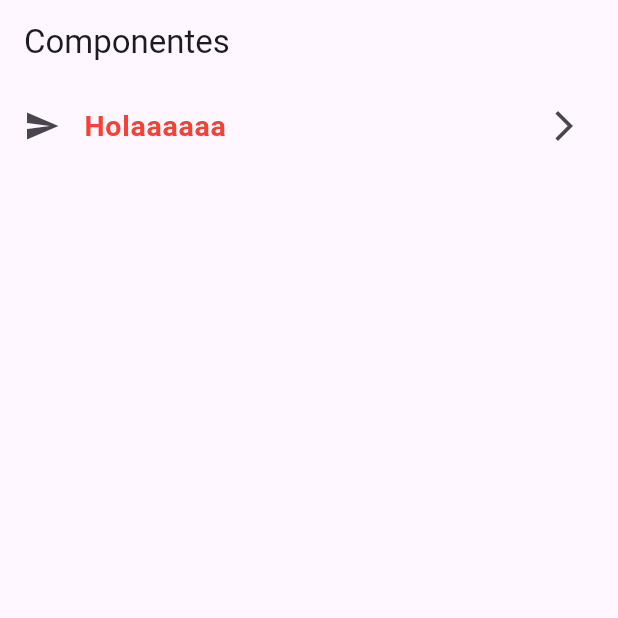
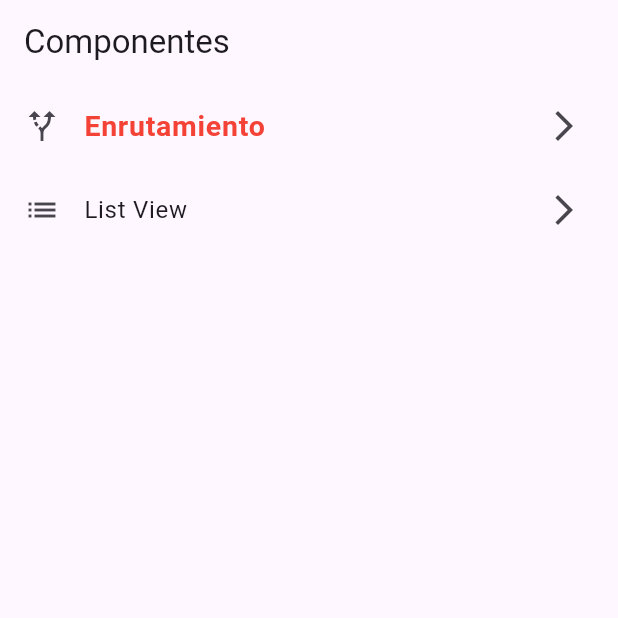
Before and after one commit to icesasoftcorp/components_flutter, a Flutter app: the screen it shows after launch, on a phone screen of 412 x 824 dp, the top half of it. Run offline on Flutter 3.47's test engine with Material 3 defaults, Android fonts, the phone set to English and light mode, and no system bars.

Commit message:
enrutamiento

```diff
--- a/lib/screens/home.dart
+++ b/lib/screens/home.dart
@@ -1,3 +1,4 @@
+import 'package:components/screens/list_view.dart';
 import 'package:components/screens/routing.dart';
 import 'package:flutter/material.dart';
 
@@ -15,17 +16,28 @@ class Home extends StatelessWidget {
       body: Column(
         children: [
           ListTile(
-            leading: const Icon(Icons.send),
-            title: const Text("Holaaaaaa",
-                style: TextStyle(
-                    color: Colors.red,
-                    fontSize: 19,
-                    fontWeight: FontWeight.bold)),
+            leading: const Icon(Icons.alt_route),
+            title: const Text(
+              "Enrutamiento",
+              style: TextStyle(
+                color: Colors.red,
+                fontSize: 19,
+                fontWeight: FontWeight.bold,
+              ),
+            ),
             trailing: const Icon(Icons.arrow_forward_ios),
             onTap: () {
               Navigator.pushNamed(context, Routing.routeName);
             },
-          )
+          ),
+          ListTile(
+            leading: const Icon(Icons.list),
+            title: const Text("List View"),
+            trailing: const Icon(Icons.arrow_forward_ios),
+            onTap: () {
+              Navigator.pushNamed(context, ListViewScreen.routeName);
+            },
+          ),
         ],
       ),
     );
--- a/lib/utils/routes.dart
+++ b/lib/utils/routes.dart
@@ -1,5 +1,6 @@
 import 'package:components/screens/auxiliar.dart';
 import 'package:components/screens/home.dart';
+import 'package:components/screens/list_view.dart';
 import 'package:components/screens/routing.dart';
 import 'package:flutter/material.dart';
 
@@ -7,4 +8,5 @@ final Map<String, Widget Function(BuildContext)> routes = {
   Home.routeName: (context) => const Home(),
   Routing.routeName: (context) => const Routing(),
   Auxiliar.routeName: (context) => const Auxiliar(),
+  ListViewScreen.routeName: (context) => const ListViewScreen(),
 };
```
Also changed, not shown: lib/screens/list_view.dart (added, +12 -0 lines).
